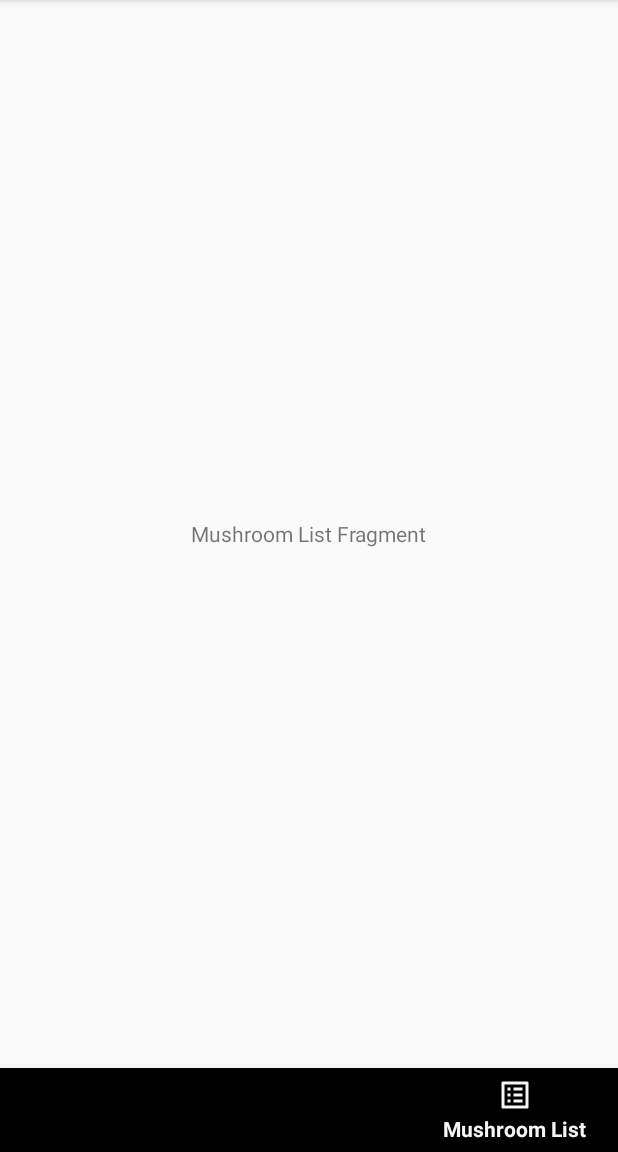
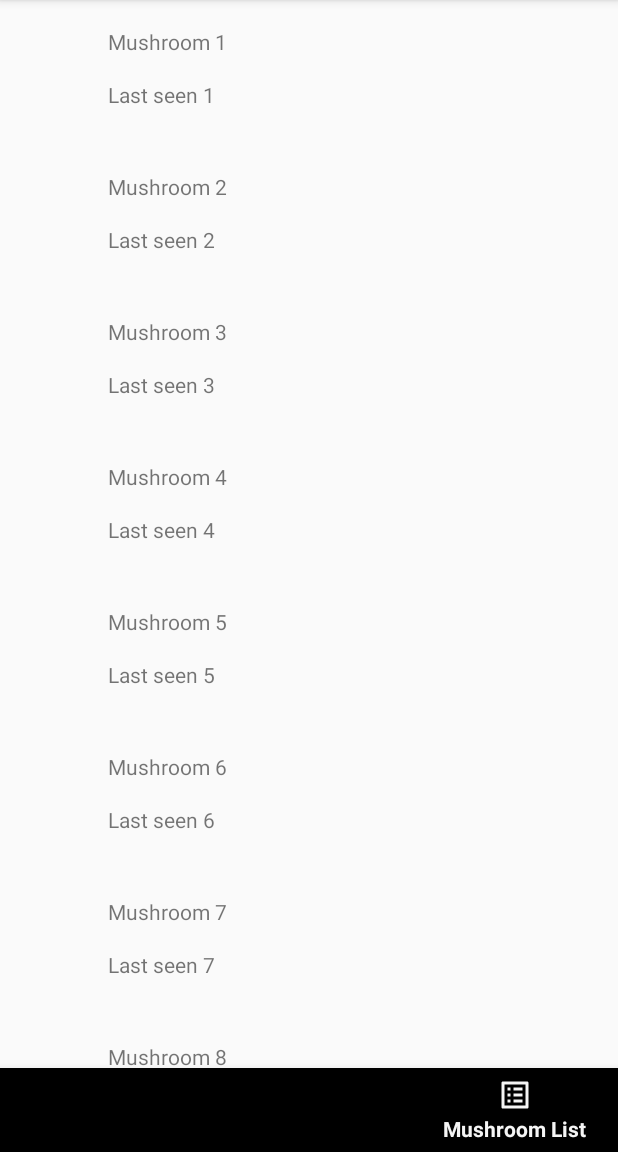
Before and after one commit to freethemahi33/CMPSC_475_Project, an Android app: the fragment MushroomListFragment placed in its activity, item 3 of the bottom bar chosen, on a phone screen of 412 x 824 dp, the part 84-1236 px from its top. Run offline under Robolectric (Android 15) with nearby library versions, the phone set to English and light mode, and no system bars.

```diff
--- a/app/build.gradle
+++ b/app/build.gradle
@@ -48,8 +48,9 @@ dependencies {
     androidTestImplementation 'androidx.test.espresso:espresso-core:3.5.1'
 
 
-    //noinspection GradleCompatible
-    implementation 'com.android.support:recyclerview-v7:28.0.0'
+    implementation "androidx.recyclerview:recyclerview:1.3.0"
+    // For control over item selection of both touch and mouse driven selection
+    implementation "androidx.recyclerview:recyclerview-selection:1.1.0"
 
     def room_version = "2.5.1"
     implementation "androidx.room:room-runtime:$room_version"
--- a/app/src/main/java/com/example/foragersfriend/MainActivity.java
+++ b/app/src/main/java/com/example/foragersfriend/MainActivity.java
@@ -34,16 +34,17 @@ public class MainActivity extends AppCompatActivity {
         setSupportActionBar(toolbar);
 
         binding.bottomNavigationView.setOnItemSelectedListener(item -> {
+            Log.d(TAG, "onCreate: Switch");
             switch (item.getItemId()) {
-                case R.id.home_fragment:
+                case R.id.homeFragment:
                     replaceFragment(new HomeFragment());
                     Log.d(TAG, "onCreate: Home");
                     break;
-                case R.id.mushroom_add_fragment:
+                case R.id.addMushroomFragment:
                     replaceFragment(new MushroomAddFragment());
                     Log.d(TAG, "onCreate: Add");
                     break;
-                case R.id.mushroom_list_fragment:
+                case R.id.mushroomListFragment:
                     replaceFragment(new MushroomListFragment());
                     Log.d(TAG, "onCreate: List");
                     break;
--- a/app/src/main/java/com/example/foragersfriend/NavFragments/MushroomListFragment.java
+++ b/app/src/main/java/com/example/foragersfriend/NavFragments/MushroomListFragment.java
@@ -3,12 +3,18 @@ package com.example.foragersfriend.NavFragments;
 import android.os.Bundle;
 
 import androidx.fragment.app.Fragment;
+import androidx.recyclerview.widget.LinearLayoutManager;
+import androidx.recyclerview.widget.RecyclerView;
 
 import android.view.LayoutInflater;
 import android.view.View;
 import android.view.ViewGroup;
 
+import com.example.foragersfriend.MushroomRVListItem;
+import com.example.foragersfriend.MushroomViewAdapter;
 import com.example.foragersfriend.R;
+
+import java.util.Objects;
 
 /**
  * A simple {@link Fragment} subclass.
@@ -60,7 +66,12 @@ public class MushroomListFragment extends Fragment {
     @Override
     public View onCreateView(LayoutInflater inflater, ViewGroup container,
                              Bundle savedInstanceState) {
-        // Inflate the layout for this fragment
-        return inflater.inflate(R.layout.fragment_mushroom_list, container, false);
+
+        View view = inflater.inflate(R.layout.fragment_mushroom_list, container, false);
+        RecyclerView recyclerView = view.findViewById(R.id.recyclerView);
+        recyclerView.setLayoutManager(new LinearLayoutManager(getContext()));
+        recyclerView.setAdapter(new MushroomViewAdapter(MushroomRVListItem.getDummyList()));
+        // set up the RecyclerView
+        return view;
     }
 }
--- a/app/src/main/res/layout/activity_loading_screen.xml
+++ b/app/src/main/res/layout/activity_loading_screen.xml
@@ -28,8 +28,7 @@
         app:layout_constraintTop_toBottomOf="@+id/app_logo_imageview"
         app:layout_constraintEnd_toEndOf="@+id/app_logo_imageview"
         app:layout_constraintStart_toStartOf="@+id/app_logo_imageview"
-        android:layout_marginTop="20dp"
-        />
+        android:layout_marginTop="20dp" />
 
     <ProgressBar
         android:layout_width="wrap_content"
--- a/app/src/main/res/layout/fragment_mushroom_list.xml
+++ b/app/src/main/res/layout/fragment_mushroom_list.xml
@@ -7,10 +7,9 @@
     tools:context=".NavFragments.MushroomListFragment">
 
     <!-- TODO: Update blank fragment layout -->
-    <TextView
-        android:layout_width="wrap_content"
-        android:layout_height="wrap_content"
-        android:text="@string/mushroom_list_fragment"
-        android:layout_gravity="center" />
+    <androidx.recyclerview.widget.RecyclerView
+        android:id="@+id/recyclerView"
+        android:layout_width="match_parent"
+        android:layout_height="match_parent"/>
 
 </FrameLayout>
```
